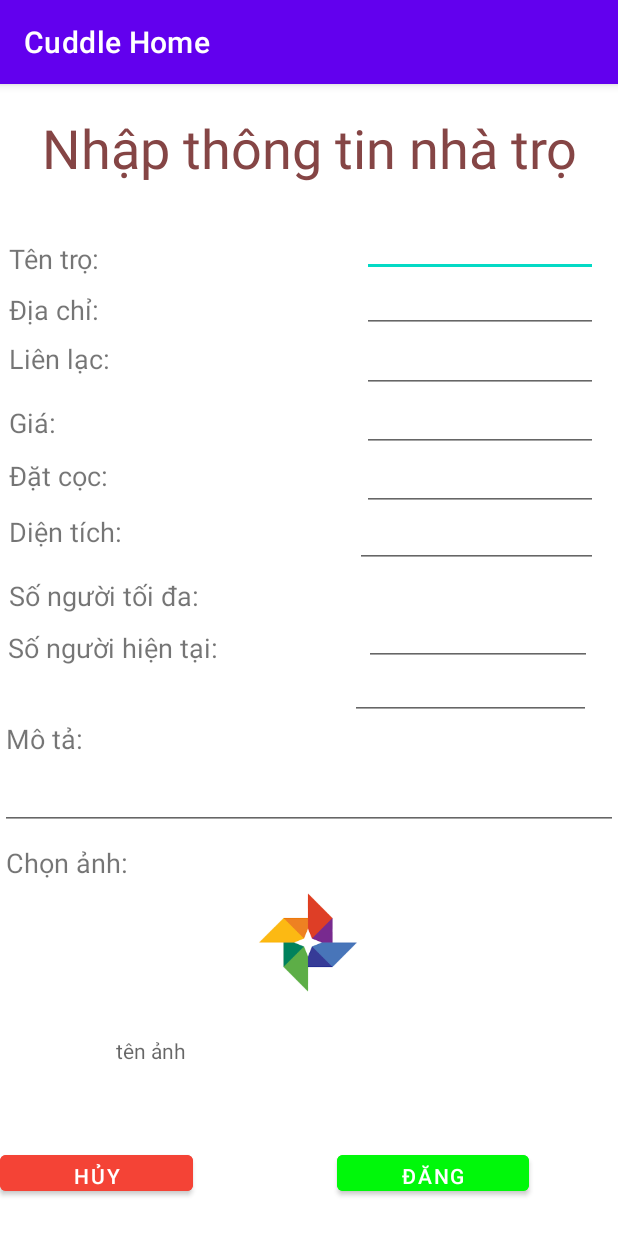
After one commit to Ducanh689/Final, an Android app: the AddMotelActivity screen opened directly, with no data from a screen before it, on a phone screen of 412 x 824 dp. The commit adds this screen. Run offline under Robolectric (Android 15) with nearby library versions, the phone set to English and light mode, and no system bars; our stand-ins replace Room's generated code.

Commit message:
addMotel

```diff
--- a/PRM_Final_Project/app/src/main/AndroidManifest.xml
+++ b/PRM_Final_Project/app/src/main/AndroidManifest.xml
@@ -4,6 +4,8 @@
 
     <uses-permission android:name="android.permission.ACCESS_FINE_LOCATION" />
     <uses-permission android:name="android.permission.ACCESS_COARSE_LOCATION" />
+    <!-- adding read External storage-->
+    <uses-permission android:name="android.permission.READ_EXTERNAL_STORAGE"/>
 
     <application
         android:allowBackup="true"
@@ -12,7 +14,8 @@
         android:roundIcon="@mipmap/ic_launcher_round"
         android:supportsRtl="true"
         android:theme="@style/Theme.CuddleHome">
-        <activity android:name=".activity.FavouriteActivity"/>
+        <activity android:name=".activity.AddMotelActivity"></activity>
+        <activity android:name=".activity.FavouriteActivity" />
         <activity android:name=".activity.ViewDetailsActivity" />
         <activity android:name=".activity.HomeActivity" />
         <activity android:name=".activity.ForgotPasswordActivity" />
--- a/PRM_Final_Project/app/src/main/java/com/example/cuddlehome/activity/HomeActivity.java
+++ b/PRM_Final_Project/app/src/main/java/com/example/cuddlehome/activity/HomeActivity.java
@@ -114,7 +114,10 @@ public class HomeActivity extends AppCompatActivity implements OnPostClickListen
                 break;
             case R.id.item3:
                 // tiến thêm activity trọ ở đây
+                Intent intent3 = new Intent(this, AddMotelActivity.class);
+                startActivity(intent3);
                 // you follow ?
+                // cho cái dùi cui bây giờ
         }
 
         return super.onOptionsItemSelected(item);
--- /dev/null
+++ b/PRM_Final_Project/app/src/main/res/layout/activity_add_motel_activity.xml
@@ -0,0 +1,339 @@
+<?xml version="1.0" encoding="utf-8"?>
+<androidx.constraintlayout.widget.ConstraintLayout xmlns:android="http://schemas.android.com/apk/res/android"
+    xmlns:app="http://schemas.android.com/apk/res-auto"
+    xmlns:tools="http://schemas.android.com/tools"
+    android:layout_width="match_parent"
+    android:layout_height="match_parent"
+    tools:context=".activity.AddMotelActivity">
+
+    <TextView
+        android:id="@+id/textView9"
+        android:layout_width="392dp"
+        android:layout_height="53dp"
+        android:layout_marginStart="4dp"
+        android:layout_marginTop="16dp"
+        android:layout_marginEnd="4dp"
+        android:layout_marginBottom="23dp"
+        android:gravity="center"
+        android:text="@string/info_motel"
+        android:textColor="#854545"
+        android:textSize="36sp"
+        app:layout_constraintBottom_toTopOf="@+id/edtNameMotel"
+        app:layout_constraintEnd_toEndOf="parent"
+        app:layout_constraintStart_toStartOf="parent"
+        app:layout_constraintTop_toTopOf="parent" />
+
+    <TextView
+        android:id="@+id/textView19"
+        android:layout_width="0dp"
+        android:layout_height="34dp"
+        android:layout_marginStart="6dp"
+        android:layout_marginTop="96dp"
+        android:layout_marginEnd="78dp"
+        android:layout_marginBottom="99dp"
+        android:text="@string/name_motel"
+        android:textSize="18sp"
+        app:layout_constraintBottom_toBottomOf="@+id/edtPriceMotel"
+        app:layout_constraintEnd_toStartOf="@+id/edtNameMotel"
+        app:layout_constraintStart_toStartOf="parent"
+        app:layout_constraintTop_toTopOf="parent" />
+
+    <TextView
+        android:id="@+id/textView31"
+        android:layout_width="0dp"
+        android:layout_height="0dp"
+        android:layout_marginStart="4dp"
+        android:layout_marginEnd="17dp"
+        android:layout_marginBottom="91dp"
+        android:text="@string/takePickture"
+        android:textSize="18sp"
+        app:layout_constraintBottom_toTopOf="@+id/edtAddressPicture"
+        app:layout_constraintEnd_toStartOf="@+id/imageView10"
+        app:layout_constraintStart_toStartOf="parent"
+        app:layout_constraintTop_toBottomOf="@+id/edtDes" />
+
+    <TextView
+        android:id="@+id/textView24"
+        android:layout_width="0dp"
+        android:layout_height="34dp"
+        android:layout_marginStart="6dp"
+        android:layout_marginTop="33dp"
+        android:layout_marginEnd="73dp"
+        android:layout_marginBottom="33dp"
+        android:text="@string/deposit_motel"
+        android:textSize="18sp"
+        app:layout_constraintBottom_toBottomOf="@+id/textView30"
+        app:layout_constraintEnd_toStartOf="@+id/edtSquareMotel"
+        app:layout_constraintStart_toStartOf="parent"
+        app:layout_constraintTop_toTopOf="@+id/edtPriceMotel" />
+
+    <TextView
+        android:id="@+id/textView25"
+        android:layout_width="0dp"
+        android:layout_height="0dp"
+        android:layout_marginStart="4dp"
+        android:layout_marginEnd="68dp"
+        android:layout_marginBottom="1dp"
+        android:text="@string/des"
+        android:textSize="18sp"
+        app:layout_constraintBottom_toTopOf="@+id/edtDes"
+        app:layout_constraintEnd_toStartOf="@+id/edtAvailablePeople"
+        app:layout_constraintStart_toStartOf="parent"
+        app:layout_constraintTop_toBottomOf="@+id/edtAvailablePeople" />
+
+    <TextView
+        android:id="@+id/textView30"
+        android:layout_width="0dp"
+        android:layout_height="0dp"
+        android:layout_marginStart="6dp"
+        android:layout_marginEnd="68dp"
+        android:text="@string/square_motel"
+        android:textSize="18sp"
+        app:layout_constraintBottom_toBottomOf="@+id/edtSquareMotel"
+        app:layout_constraintEnd_toStartOf="@+id/edtSquareMotel"
+        app:layout_constraintStart_toStartOf="parent"
+        app:layout_constraintTop_toTopOf="@+id/edtSquareMotel" />
+
+    <TextView
+        android:id="@+id/textView27"
+        android:layout_width="0dp"
+        android:layout_height="0dp"
+        android:layout_marginStart="6dp"
+        android:layout_marginTop="6dp"
+        android:layout_marginEnd="69dp"
+        android:text="@string/max_people"
+        android:textSize="18sp"
+        app:layout_constraintBottom_toTopOf="@+id/textView29"
+        app:layout_constraintEnd_toStartOf="@+id/edtMaxPeople"
+        app:layout_constraintStart_toStartOf="parent"
+        app:layout_constraintTop_toBottomOf="@+id/textView30" />
+
+    <TextView
+        android:id="@+id/textView29"
+        android:layout_width="168dp"
+        android:layout_height="41dp"
+        android:layout_marginStart="6dp"
+        android:layout_marginEnd="69dp"
+        android:text="@string/available"
+        android:textSize="18sp"
+        app:layout_constraintBottom_toBottomOf="parent"
+        app:layout_constraintEnd_toStartOf="@+id/edtMaxPeople"
+        app:layout_constraintStart_toStartOf="parent"
+        app:layout_constraintTop_toTopOf="parent" />
+
+    <TextView
+        android:id="@+id/textView23"
+        android:layout_width="0dp"
+        android:layout_height="34dp"
+        android:layout_marginStart="6dp"
+        android:layout_marginTop="67dp"
+        android:layout_marginEnd="78dp"
+        android:layout_marginBottom="67dp"
+        android:text="@string/price_motel"
+        android:textSize="18sp"
+        app:layout_constraintBottom_toBottomOf="@+id/textView30"
+        app:layout_constraintEnd_toStartOf="@+id/edtPriceMotel"
+        app:layout_constraintStart_toStartOf="parent"
+        app:layout_constraintTop_toTopOf="@+id/textView20" />
+
+    <TextView
+        android:id="@+id/textView21"
+        android:layout_width="0dp"
+        android:layout_height="34dp"
+        android:layout_marginStart="6dp"
+        android:layout_marginTop="34dp"
+        android:layout_marginEnd="78dp"
+        android:layout_marginBottom="34dp"
+        android:text="@string/phone_motel"
+        android:textSize="18sp"
+        app:layout_constraintBottom_toBottomOf="@+id/textView23"
+        app:layout_constraintEnd_toStartOf="@+id/edtPhoneMotel"
+        app:layout_constraintStart_toStartOf="parent"
+        app:layout_constraintTop_toBottomOf="@+id/edtNameMotel" />
+
+    <TextView
+        android:id="@+id/textView20"
+        android:layout_width="0dp"
+        android:layout_height="0dp"
+        android:layout_marginStart="6dp"
+        android:layout_marginEnd="78dp"
+        android:text="@string/address_motel"
+        android:textSize="18sp"
+        app:layout_constraintBottom_toTopOf="@+id/edtPhoneMotel"
+        app:layout_constraintEnd_toStartOf="@+id/edtAddressMotel"
+        app:layout_constraintStart_toStartOf="parent"
+        app:layout_constraintTop_toBottomOf="@+id/textView19" />
+
+    <EditText
+        android:id="@+id/edtNameMotel"
+        android:layout_width="0dp"
+        android:layout_height="0dp"
+        android:layout_marginEnd="13dp"
+        android:layout_marginBottom="1dp"
+        android:ems="10"
+        android:inputType="textPersonName"
+        android:textSize="12sp"
+        app:layout_constraintBottom_toTopOf="@+id/edtAddressMotel"
+        app:layout_constraintEnd_toEndOf="parent"
+        app:layout_constraintStart_toEndOf="@+id/textView19"
+        app:layout_constraintTop_toBottomOf="@+id/textView9" />
+
+    <EditText
+        android:id="@+id/edtPriceMotel"
+        android:layout_width="0dp"
+        android:layout_height="0dp"
+        android:layout_marginEnd="13dp"
+        android:layout_marginBottom="3dp"
+        android:ems="10"
+        android:inputType="number|textPersonName"
+        android:textSize="12sp"
+        app:layout_constraintBottom_toTopOf="@+id/edtPrice"
+        app:layout_constraintEnd_toEndOf="parent"
+        app:layout_constraintStart_toEndOf="@+id/textView23"
+        app:layout_constraintTop_toBottomOf="@+id/edtPhoneMotel" />
+
+    <EditText
+        android:id="@+id/edtPrice"
+        android:layout_width="0dp"
+        android:layout_height="0dp"
+        android:layout_marginBottom="1dp"
+        android:ems="10"
+        android:inputType="number|textPersonName"
+        android:textSize="12sp"
+        app:layout_constraintBottom_toTopOf="@+id/edtSquareMotel"
+        app:layout_constraintEnd_toEndOf="@+id/edtSquareMotel"
+        app:layout_constraintStart_toStartOf="@+id/edtPriceMotel"
+        app:layout_constraintTop_toBottomOf="@+id/edtPriceMotel" />
+
+    <EditText
+        android:id="@+id/edtSquareMotel"
+        android:layout_width="0dp"
+        android:layout_height="0dp"
+        android:layout_marginEnd="13dp"
+        android:layout_marginBottom="23dp"
+        android:ems="10"
+        android:inputType="number|textPersonName"
+        android:textSize="12sp"
+        app:layout_constraintBottom_toTopOf="@+id/edtMaxPeople"
+        app:layout_constraintEnd_toEndOf="parent"
+        app:layout_constraintStart_toEndOf="@+id/textView30"
+        app:layout_constraintTop_toBottomOf="@+id/edtPrice" />
+
+    <EditText
+        android:id="@+id/edtPhoneMotel"
+        android:layout_width="0dp"
+        android:layout_height="0dp"
+        android:layout_marginEnd="13dp"
+        android:layout_marginBottom="3dp"
+        android:ems="10"
+        android:inputType="textPersonName"
+        android:textSize="12sp"
+        app:layout_constraintBottom_toTopOf="@+id/edtPriceMotel"
+        app:layout_constraintEnd_toEndOf="parent"
+        app:layout_constraintStart_toEndOf="@+id/textView21"
+        app:layout_constraintTop_toBottomOf="@+id/edtAddressMotel" />
+
+    <EditText
+        android:id="@+id/edtAddressMotel"
+        android:layout_width="0dp"
+        android:layout_height="0dp"
+        android:layout_marginEnd="13dp"
+        android:layout_marginBottom="3dp"
+        android:ems="10"
+        android:inputType="textPersonName"
+        android:textSize="12sp"
+        app:layout_constraintBottom_toTopOf="@+id/edtPhoneMotel"
+        app:layout_constraintEnd_toEndOf="parent"
+        app:layout_constraintStart_toEndOf="@+id/textView20"
+        app:layout_constraintTop_toBottomOf="@+id/edtNameMotel" />
+
+    <EditText
+        android:id="@+id/edtMaxPeople"
+        android:layout_width="152dp"
+        android:layout_height="42dp"
+        android:layout_marginEnd="18dp"
+        android:ems="10"
+        android:inputType="number|textPersonName"
+        android:textSize="12sp"
+        app:layout_constraintBottom_toTopOf="@+id/edtAvailablePeople"
+        app:layout_constraintEnd_toEndOf="parent"
+        app:layout_constraintStart_toEndOf="@+id/textView29"
+        app:layout_constraintTop_toBottomOf="@+id/edtSquareMotel" />
+
+    <EditText
+        android:id="@+id/edtAvailablePeople"
+        android:layout_width="0dp"
+        android:layout_height="0dp"
+        android:layout_marginEnd="18dp"
+        android:ems="10"
+        android:inputType="number|textPersonName"
+        android:textSize="12sp"
+        app:layout_constraintBottom_toTopOf="@+id/textView25"
+        app:layout_constraintEnd_toEndOf="parent"
+        app:layout_constraintStart_toEndOf="@+id/textView25"
+        app:layout_constraintTop_toBottomOf="@+id/edtMaxPeople" />
+
+    <EditText
+        android:id="@+id/edtDes"
+        android:layout_width="0dp"
+        android:layout_height="0dp"
+        android:layout_marginBottom="9dp"
+        android:ems="10"
+        android:gravity="start|top"
+        android:inputType="textMultiLine"
+        android:textSize="12sp"
+        app:layout_constraintBottom_toTopOf="@+id/textView31"
+        app:layout_constraintEnd_toEndOf="parent"
+        app:layout_constraintStart_toStartOf="parent"
+        app:layout_constraintTop_toBottomOf="@+id/textView25" />
+
+    <Button
+        android:id="@+id/btnCancel"
+        android:layout_width="0dp"
+        android:layout_height="0dp"
+        android:layout_marginEnd="96dp"
+        android:layout_marginBottom="24dp"
+        android:backgroundTint="#F44336"
+        android:text="@string/btnCancel"
+        app:layout_constraintBottom_toBottomOf="parent"
+        app:layout_constraintEnd_toStartOf="@+id/btnOk"
+        app:layout_constraintStart_toStartOf="parent"
+        app:layout_constraintTop_toBottomOf="@+id/edtAddressPicture" />
+
+    <Button
+        android:id="@+id/btnOk"
+        android:layout_width="0dp"
+        android:layout_height="0dp"
+        android:layout_marginEnd="59dp"
+        android:backgroundTint="#00F80A"
+        android:text="@string/btnDang"
+        app:layout_constraintBottom_toBottomOf="@+id/btnCancel"
+        app:layout_constraintEnd_toEndOf="parent"
+        app:layout_constraintStart_toEndOf="@+id/btnCancel"
+        app:layout_constraintTop_toTopOf="@+id/btnCancel" />
+
+    <TextView
+        android:id="@+id/edtAddressPicture"
+        android:layout_width="221dp"
+        android:layout_height="0dp"
+        android:layout_marginEnd="54dp"
+        android:layout_marginBottom="37dp"
+        android:enabled="true"
+        android:hint="tên ảnh"
+        app:layout_constraintBottom_toTopOf="@+id/btnCancel"
+        app:layout_constraintEnd_toEndOf="@+id/btnOk"
+        app:layout_constraintTop_toBottomOf="@+id/textView31" />
+
+    <ImageView
+        android:id="@+id/imageView10"
+        android:layout_width="0dp"
+        android:layout_height="0dp"
+        android:layout_marginTop="3dp"
+        android:layout_marginEnd="145dp"
+        android:src="@drawable/picture"
+        app:layout_constraintBottom_toTopOf="@+id/edtAddressPicture"
+        app:layout_constraintEnd_toEndOf="parent"
+        app:layout_constraintStart_toEndOf="@+id/textView31"
+        app:layout_constraintTop_toTopOf="@+id/textView31" />
+
+</androidx.constraintlayout.widget.ConstraintLayout>
--- a/PRM_Final_Project/app/src/main/res/values/strings.xml
+++ b/PRM_Final_Project/app/src/main/res/values/strings.xml
@@ -62,4 +62,20 @@
     <string name="Details_Room_Near">Nhà trọ xung quanh</string>
     <string name="btn_submit">Gửi</string>
 
+    <!-- add motel-->
+    <string name="info_motel">Nhập thông tin nhà trọ</string>
+    <string name="name_motel">Tên trọ:</string>
+    <string name="address_motel">Địa chỉ:</string>
+    <string name="phone_motel">Liên lạc:</string>
+    <string name="price_motel">Giá:</string>
+    <string name="deposit_motel">Đặt cọc:</string>
+    <string name="square_motel">Diện tích:</string>
+    <string name="max_people">Số người tối đa:</string>
+    <string name="available">Số người hiện tại:</string>
+    <string name="des">Mô tả:</string>
+    <string name="takePickture">Chọn ảnh:</string>
+    <string name="btnCancel">Hủy</string>
+    <string name="btnDang">Đăng</string>
+    <!-- end add motel-->
+
 </resources>
```
Also changed, not shown: PRM_Final_Project/app/src/main/java/com/example/cuddlehome/activity/AddMotelActivity.java (added, +330 -0 lines), PRM_Final_Project/app/src/main/res/drawable/picture.png (added).
